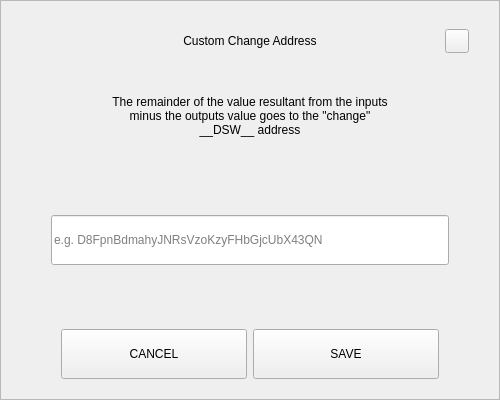
First picture: the form in src/qt/pivx/forms/sendchangeaddressdialog.ui, repository decenomy/DSW, before the edit.
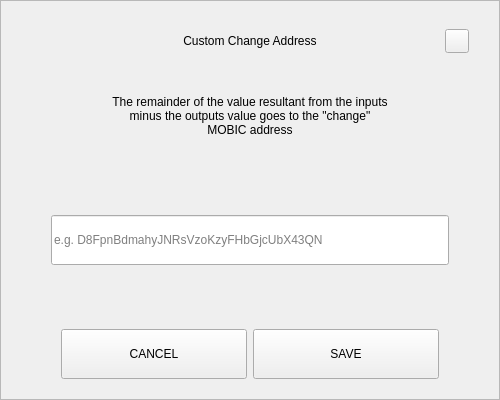
Second picture: the form after the edit.

Commit message: Replace standard coin unit __DSW__ by MOBIC (7)

```diff
--- a/src/qt/pivx/forms/sendchangeaddressdialog.ui
+++ b/src/qt/pivx/forms/sendchangeaddressdialog.ui
@@ -164,7 +164,7 @@
          </size>
         </property>
         <property name="text">
-         <string>The remainder of the value resultant from the inputs minus the outputs value goes to the &quot;change&quot; __DSW__ address</string>
+         <string>The remainder of the value resultant from the inputs minus the outputs value goes to the &quot;change&quot; MOBIC address</string>
         </property>
         <property name="alignment">
          <set>Qt::AlignCenter</set>
```
The commit also changes 9 other files.
